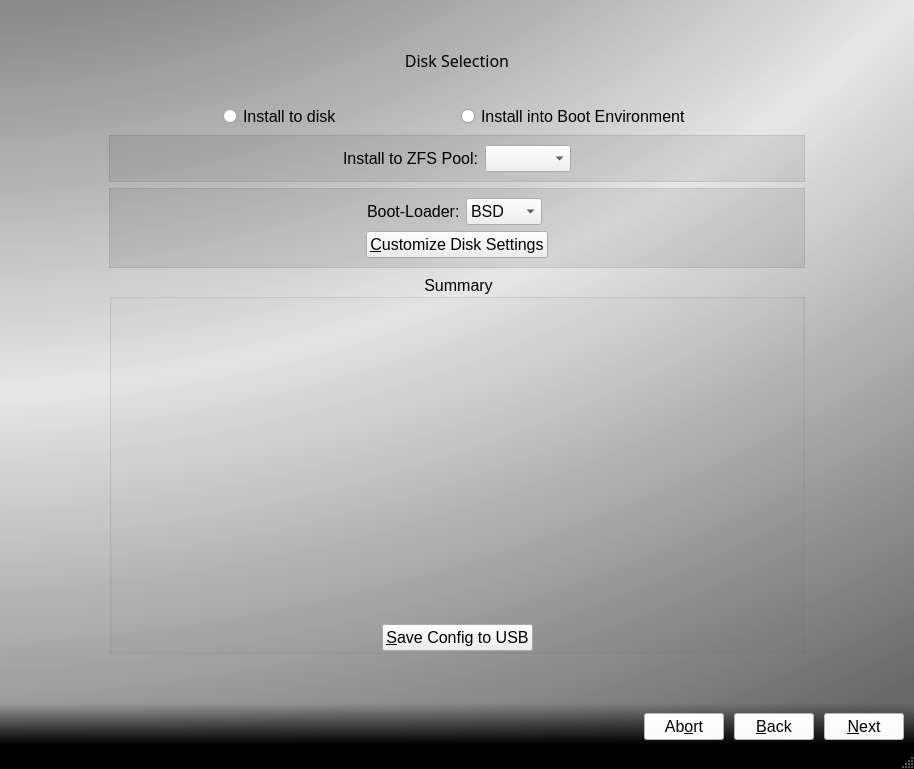
This is src-qt5/pc-installgui/installer.ui in trueos/trueos-utils-qt5 as Qt 5 draws it before an edit. The edited form follows.
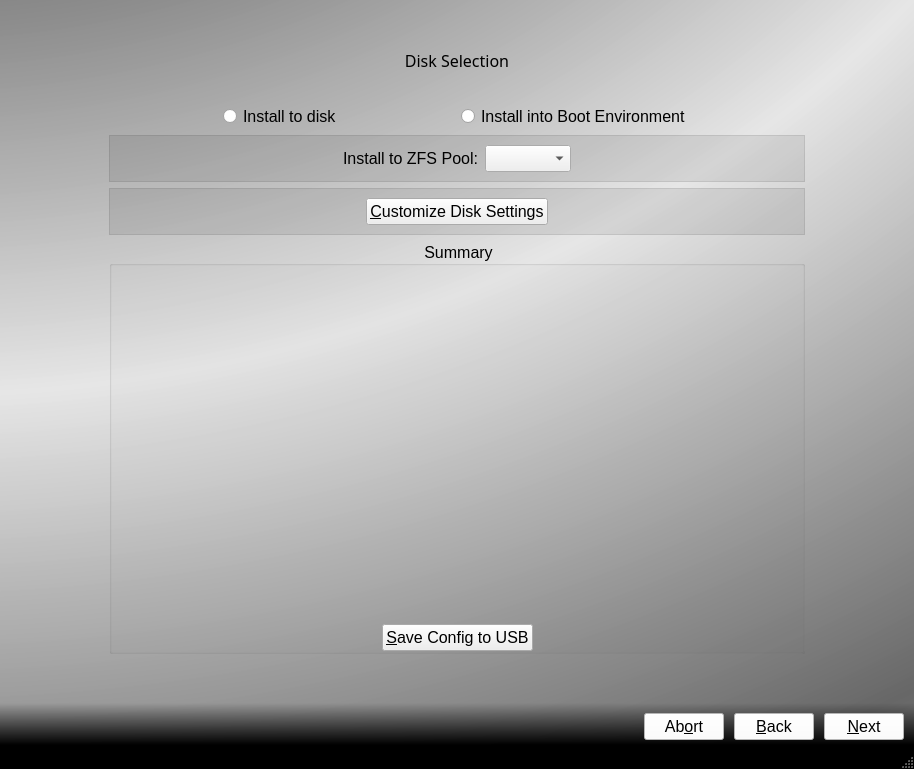
This is the edited form. The open tabs and pages were chosen to show the change. Icons and pictures are not drawn.

Commit message: Nuke GRUB from the installer GUI

```diff
--- a/src-qt5/pc-installgui/installer.ui
+++ b/src-qt5/pc-installgui/installer.ui
@@ -939,7 +939,7 @@
            <enum>QFrame::StyledPanel</enum>
           </property>
           <layout class="QGridLayout" name="gridLayout_11">
-           <item row="1" column="0" colspan="2">
+           <item row="0" column="0" colspan="2">
             <layout class="QHBoxLayout" name="horizontalLayout_4">
              <item>
               <spacer name="horizontalSpacer_8">
@@ -989,57 +989,6 @@
              </item>
             </layout>
            </item>
-           <item row="0" column="0">
-            <layout class="QHBoxLayout" name="horizontalLayout_10">
-             <item>
-              <spacer name="horizontalSpacer_29">
-               <property name="orientation">
-                <enum>Qt::Horizontal</enum>
-               </property>
-               <property name="sizeHint" stdset="0">
-                <size>
-                 <width>40</width>
-                 <height>20</height>
-                </size>
-               </property>
-              </spacer>
-             </item>
-             <item>
-              <widget class="QLabel" name="label_4">
-               <property name="text">
-                <string>Boot-Loader:</string>
-               </property>
-              </widget>
-             </item>
-             <item>
-              <widget class="QComboBox" name="comboBootLoader">
-               <item>
-                <property name="text">
-                 <string extracomment="FreeBSD's native boot-loader. Used for XEN Dom0 support">BSD</string>
-                </property>
-               </item>
-               <item>
-                <property name="text">
-                 <string extracomment="Best for Dual-Boot and compatability">GRUB</string>
-                </property>
-               </item>
-              </widget>
-             </item>
-             <item>
-              <spacer name="horizontalSpacer_30">
-               <property name="orientation">
-                <enum>Qt::Horizontal</enum>
-               </property>
-               <property name="sizeHint" stdset="0">
-                <size>
-                 <width>40</width>
-                 <height>20</height>
-                </size>
-               </property>
-              </spacer>
-             </item>
-            </layout>
-           </item>
           </layout>
          </widget>
         </item>
```
Left out of the diff: 2 changed lines with no effect on the pictures. The commit also changes 1 other file.
